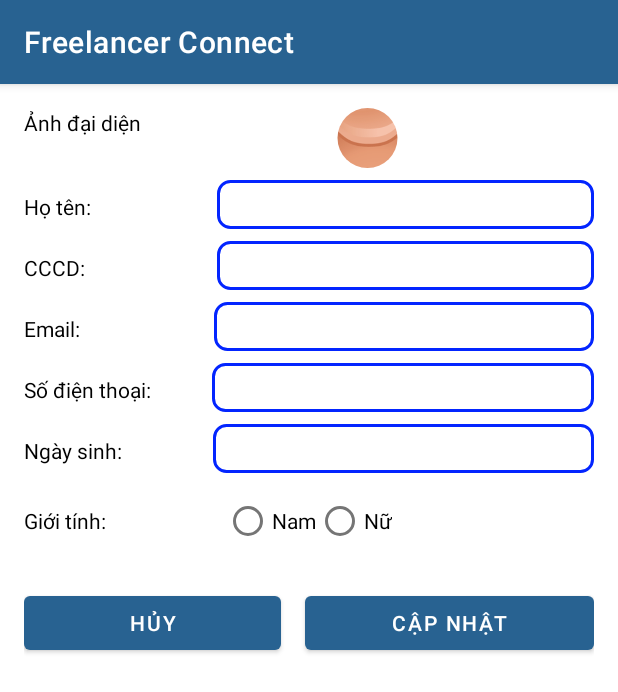
After one commit to Duynguyen162/Freelancer_Connect, an Android app: the EditUserActivity screen opened directly, with no data from a screen before it, on a phone screen of 412 x 824 dp. The commit adds this screen. Shown: the top 692 px of the screen. Run offline under Robolectric (Android 15) with nearby library versions, the phone set to English and light mode, and no system bars; our stand-ins replace CircleImageView.

Commit message:
Thêm giao diện cập nhật thông tin người dùng

```diff
--- a/app/src/main/java/com/example/freelancer_connect/CustomerActivity.java
+++ b/app/src/main/java/com/example/freelancer_connect/CustomerActivity.java
@@ -40,7 +40,7 @@ public class CustomerActivity extends AppCompatActivity {
             }
             return true;
         });
-        ViewCompat.setOnApplyWindowInsetsListener(findViewById(R.id.main), (v, insets) -> {
+        ViewCompat.setOnApplyWindowInsetsListener(findViewById(R.id.layout_customer), (v, insets) -> {
             Insets systemBars = insets.getInsets(WindowInsetsCompat.Type.systemBars());
             v.setPadding(systemBars.left, systemBars.top, systemBars.right, systemBars.bottom);
             return insets;
--- a/app/src/main/java/com/example/freelancer_connect/HomeAdminActivity.java
+++ b/app/src/main/java/com/example/freelancer_connect/HomeAdminActivity.java
@@ -19,7 +19,7 @@ public class HomeAdminActivity extends AppCompatActivity {
         super.onCreate(savedInstanceState);
         EdgeToEdge.enable(this);
         setContentView(R.layout.activity_home_admin);
-        ViewCompat.setOnApplyWindowInsetsListener(findViewById(R.id.main), (v, insets) -> {
+        ViewCompat.setOnApplyWindowInsetsListener(findViewById(R.id.activity_edit_user), (v, insets) -> {
             Insets systemBars = insets.getInsets(WindowInsetsCompat.Type.systemBars());
             v.setPadding(systemBars.left, systemBars.top, systemBars.right, systemBars.bottom);
             return insets;
--- a/app/src/main/java/com/example/freelancer_connect/LoginActivity.java
+++ b/app/src/main/java/com/example/freelancer_connect/LoginActivity.java
@@ -43,6 +43,5 @@ public class LoginActivity extends AppCompatActivity {
             Intent intent = new Intent(this ,HomeAdminActivity.class);
             startActivity(intent);
         });
-
     }
 }
--- a/app/src/main/java/com/example/freelancer_connect/RegisterActivity.java
+++ b/app/src/main/java/com/example/freelancer_connect/RegisterActivity.java
@@ -18,7 +18,7 @@ public class RegisterActivity extends AppCompatActivity {
         super.onCreate(savedInstanceState);
         EdgeToEdge.enable(this);
         setContentView(R.layout.activity_register);
-        ViewCompat.setOnApplyWindowInsetsListener(findViewById(R.id.main), (v, insets) -> {
+        ViewCompat.setOnApplyWindowInsetsListener(findViewById(R.id.activity_edit_user), (v, insets) -> {
             Insets systemBars = insets.getInsets(WindowInsetsCompat.Type.systemBars());
             v.setPadding(systemBars.left, systemBars.top, systemBars.right, systemBars.bottom);
             return insets;
--- a/app/src/main/java/com/example/freelancer_connect/home_page/HomeFragment.java
+++ b/app/src/main/java/com/example/freelancer_connect/home_page/HomeFragment.java
@@ -15,17 +15,14 @@ import android.view.ViewGroup;
 
 import androidx.annotation.NonNull;
 import androidx.annotation.Nullable;
-import androidx.appcompat.app.AppCompatActivity;
 import androidx.appcompat.widget.SearchView;
-import androidx.appcompat.widget.Toolbar;
-import androidx.core.view.MenuItemCompat;
 import androidx.core.view.MenuProvider;
 import androidx.fragment.app.Fragment;
 import androidx.recyclerview.widget.GridLayoutManager;
-import androidx.recyclerview.widget.LinearLayoutManager;
 import androidx.recyclerview.widget.RecyclerView;
 
 import com.example.freelancer_connect.R;
+import com.example.freelancer_connect.provider.IClickItemProviderListener;
 import com.example.freelancer_connect.provider.Provider;
 import com.example.freelancer_connect.provider.ProviderAdapter;
 import com.example.freelancer_connect.provider.ProviderDetailInfo;
@@ -49,14 +46,15 @@ public class HomeFragment extends Fragment implements MenuProvider {
                              Bundle savedInstanceState) {
         // Inflate the layout for this fragment
         View rootView = inflater.inflate(R.layout.fragment_home, container, false);
-
-
-
         homeRecyclerView = rootView.findViewById(R.id.recycler_view_provider_item);
         GridLayoutManager gridLayoutManager = new GridLayoutManager(getContext(), 2);
-        LinearLayoutManager linearLayoutManager = new LinearLayoutManager(getContext(), LinearLayoutManager.VERTICAL, false);
         homeRecyclerView.setLayoutManager(gridLayoutManager);
-        providerAdapter = new ProviderAdapter(getContext(), getListProvider());
+        providerAdapter = new ProviderAdapter(getListProvider(), new IClickItemProviderListener() {
+            @Override
+            public void onClickItemProvider(Provider provider) {
+                onClickGoToProviderDetail(provider);
+            }
+        });
         homeRecyclerView.setAdapter(providerAdapter);
         return rootView;
     }
@@ -75,12 +73,6 @@ public class HomeFragment extends Fragment implements MenuProvider {
         list.add(new Provider(R.drawable.img_user, "Trang điểm", "500.000đ", "Đã được thuê: 500", "5"));
 
         return list;
-    }
-
-    private void onItemClick(Provider provider) {
-        Intent intent = new Intent(getContext(), ProviderDetailInfo.class);
-        intent.putExtra("EXTRA_DATA_KEY", provider.getPrice()); // Truyền dữ liệu đi kèm nếu cần
-        startActivity(intent);
     }
 
     @Override
@@ -121,4 +113,13 @@ public class HomeFragment extends Fragment implements MenuProvider {
         });
         super.onCreateOptionsMenu(menu, inflater);
     }
+
+    private void onClickGoToProviderDetail(Provider provider) {
+        Intent intent = new Intent(getContext(), ProviderDetailInfo.class);
+        Bundle bundle = new Bundle();
+        bundle.putSerializable("object_provider", provider);
+        intent.putExtras(bundle);
+        startActivity(intent);
+    }
+
 }
--- /dev/null
+++ b/app/src/main/java/com/example/freelancer_connect/provider/IClickItemProviderListener.java
@@ -0,0 +1,5 @@
+package com.example.freelancer_connect.provider;
+
+public interface IClickItemProviderListener {
+    void onClickItemProvider(Provider provider);
+}
--- a/app/src/main/java/com/example/freelancer_connect/provider/ProviderAdapter.java
+++ b/app/src/main/java/com/example/freelancer_connect/provider/ProviderAdapter.java
@@ -1,8 +1,5 @@
 package com.example.freelancer_connect.provider;
 
-import android.content.Context;
-import android.content.Intent;
-import android.os.Bundle;
 import android.view.LayoutInflater;
 import android.view.View;
 import android.view.ViewGroup;
@@ -21,14 +18,14 @@ import java.util.ArrayList;
 import java.util.List;
 
 public class ProviderAdapter extends RecyclerView.Adapter<ProviderAdapter.ProviderViewHolder> implements Filterable{
-    private Context mContext;
     private List<Provider> mListProvider;
     private List<Provider> mListProviderOld;
+    private IClickItemProviderListener iClickItemProviderListener;
 
-    public ProviderAdapter(Context mContext, List<Provider> mListProvider) {
-        this.mContext = mContext;
+    public ProviderAdapter(List<Provider> mListProvider, IClickItemProviderListener iClickItemProviderListener) {
         this.mListProvider = mListProvider;
         this.mListProviderOld = mListProvider;
+        this.iClickItemProviderListener = iClickItemProviderListener;
     }
 
 
@@ -53,7 +50,7 @@ public class ProviderAdapter extends RecyclerView.Adapter<ProviderAdapter.Provid
         holder.providerCardView.setOnClickListener(new View.OnClickListener() {
             @Override
             public void onClick(View v) {
-                onClickGoToDeTail(provider);
+                iClickItemProviderListener.onClickItemProvider(provider);
             }
         });
     }
@@ -66,13 +63,6 @@ public class ProviderAdapter extends RecyclerView.Adapter<ProviderAdapter.Provid
         return 0;
     }
 
-    private void onClickGoToDeTail(Provider provider) {
-        Intent intent = new Intent(mContext, ProviderDetailInfo.class);
-        Bundle bundle = new Bundle();
-        bundle.putSerializable("object_provider", provider);
-        intent.putExtras(bundle);
-        mContext.startActivity(intent);
-    }
 
     @Override
     public Filter getFilter() {
--- a/app/src/main/java/com/example/freelancer_connect/provider/ProviderDetailInfo.java
+++ b/app/src/main/java/com/example/freelancer_connect/provider/ProviderDetailInfo.java
@@ -30,7 +30,7 @@ public class ProviderDetailInfo extends AppCompatActivity {
         super.onCreate(savedInstanceState);
         EdgeToEdge.enable(this);
         setContentView(R.layout.activity_provider_detail_info);
-        ViewCompat.setOnApplyWindowInsetsListener(findViewById(R.id.main), (v, insets) -> {
+        ViewCompat.setOnApplyWindowInsetsListener(findViewById(R.id.activity_edit_user), (v, insets) -> {
             Insets systemBars = insets.getInsets(WindowInsetsCompat.Type.systemBars());
             v.setPadding(systemBars.left, systemBars.top, systemBars.right, systemBars.bottom);
             return insets;
--- /dev/null
+++ b/app/src/main/java/com/example/freelancer_connect/user/EditUserActivity.java
@@ -0,0 +1,37 @@
+package com.example.freelancer_connect.user;
+
+import android.content.Intent;
+import android.os.Bundle;
+import android.view.View;
+import android.widget.Button;
+
+import androidx.activity.EdgeToEdge;
+import androidx.appcompat.app.AppCompatActivity;
+import androidx.core.graphics.Insets;
+import androidx.core.view.ViewCompat;
+import androidx.core.view.WindowInsetsCompat;
+
+import com.example.freelancer_connect.CustomerActivity;
+import com.example.freelancer_connect.R;
+
+public class EditUserActivity extends AppCompatActivity {
+    private Button btnUpdate, btnCancel;
+    @Override
+    protected void onCreate(Bundle savedInstanceState) {
+        super.onCreate(savedInstanceState);
+        EdgeToEdge.enable(this);
+        setContentView(R.layout.activity_edit_user);
+        ViewCompat.setOnApplyWindowInsetsListener(findViewById(R.id.activity_edit_user), (v, insets) -> {
+            Insets systemBars = insets.getInsets(WindowInsetsCompat.Type.systemBars());
+            v.setPadding(systemBars.left, systemBars.top, systemBars.right, systemBars.bottom);
+            return insets;
+        });
+        btnCancel = findViewById(R.id.edit_user_button_cancel);
+        btnCancel.setOnClickListener(new View.OnClickListener() {
+            @Override
+            public void onClick(View v) {
+                finish();
+            }
+        });
+    }
+}
--- /dev/null
+++ b/app/src/main/java/com/example/freelancer_connect/user/ManageServiceActivity.java
@@ -0,0 +1,26 @@
+package com.example.freelancer_connect.user;
+
+import android.os.Bundle;
+
+import androidx.activity.EdgeToEdge;
+import androidx.appcompat.app.AppCompatActivity;
+import androidx.core.graphics.Insets;
+import androidx.core.view.ViewCompat;
+import androidx.core.view.WindowInsetsCompat;
+
+import com.example.freelancer_connect.R;
+
+public class ManageServiceActivity extends AppCompatActivity {
+
+    @Override
+    protected void onCreate(Bundle savedInstanceState) {
+        super.onCreate(savedInstanceState);
+        EdgeToEdge.enable(this);
+        setContentView(R.layout.activity_manage_service);
+        ViewCompat.setOnApplyWindowInsetsListener(findViewById(R.id.main), (v, insets) -> {
+            Insets systemBars = insets.getInsets(WindowInsetsCompat.Type.systemBars());
+            v.setPadding(systemBars.left, systemBars.top, systemBars.right, systemBars.bottom);
+            return insets;
+        });
+    }
+}
--- a/app/src/main/java/com/example/freelancer_connect/user/UserFragment.java
+++ b/app/src/main/java/com/example/freelancer_connect/user/UserFragment.java
@@ -23,7 +23,7 @@ public class UserFragment extends Fragment {
     private EditText edtLoginName, edtID, edtEmail, edtPhone, edtDOB;
     private RadioGroup rdGender;
     private RadioButton rbMale, rbFemale;
-    private LinearLayout btnLogOut;
+    private LinearLayout btnLogOut, btnEdit;
 
 
     public UserFragment() {
@@ -51,6 +51,7 @@ public class UserFragment extends Fragment {
         rbMale = rootView.findViewById(R.id.user_radio_button_male);
         rbFemale = rootView.findViewById(R.id.user_radio_button_female);
         btnLogOut = rootView.findViewById(R.id.user_button_logout);
+        btnEdit = rootView.findViewById(R.id.user_button_edit_profile);
         return rootView;
     }
 
@@ -79,5 +80,12 @@ public class UserFragment extends Fragment {
                 startActivity(intent);
             }
         });
+        btnEdit.setOnClickListener(new View.OnClickListener() {
+            @Override
+            public void onClick(View v) {
+                Intent intent = new Intent(getActivity(), EditUserActivity.class);
+                startActivity(intent);
+            }
+        });
     }
 }
--- a/app/src/main/res/layout/activity_customer.xml
+++ b/app/src/main/res/layout/activity_customer.xml
@@ -2,7 +2,7 @@
 <androidx.coordinatorlayout.widget.CoordinatorLayout xmlns:android="http://schemas.android.com/apk/res/android"
     xmlns:app="http://schemas.android.com/apk/res-auto"
     xmlns:tools="http://schemas.android.com/tools"
-    android:id="@+id/main"
+    android:id="@+id/layout_customer"
     android:layout_width="match_parent"
     android:layout_height="match_parent"
     tools:context=".CustomerActivity"
--- /dev/null
+++ b/app/src/main/res/layout/activity_edit_user.xml
@@ -0,0 +1,245 @@
+<?xml version="1.0" encoding="utf-8"?>
+<LinearLayout xmlns:android="http://schemas.android.com/apk/res/android"
+    xmlns:app="http://schemas.android.com/apk/res-auto"
+    xmlns:tools="http://schemas.android.com/tools"
+    android:id="@+id/activity_edit_user"
+    android:layout_width="match_parent"
+    android:layout_height="match_parent"
+    android:orientation="vertical"
+    tools:context=".user.EditUserActivity"
+    android:layout_marginTop="16dp">
+
+    <LinearLayout
+        android:layout_width="match_parent"
+        android:layout_height="wrap_content"
+        android:layout_marginBottom="8dp"
+        android:orientation="horizontal"
+        android:layout_marginStart="16dp"
+        android:layout_marginEnd="16dp">
+
+        <TextView
+            android:id="@+id/textView"
+            android:layout_width="wrap_content"
+            android:layout_height="wrap_content"
+            android:layout_weight="0"
+            android:text="Ảnh đại diện"
+            android:textColor="@color/black"
+            android:textSize="14sp" />
+
+        <de.hdodenhof.circleimageview.CircleImageView
+            android:layout_width="40dp"
+            android:layout_height="40dp"
+            android:layout_weight="1"
+            android:src="@drawable/img_user" />
+
+    </LinearLayout>
+
+    <LinearLayout
+        android:layout_width="match_parent"
+        android:layout_height="wrap_content"
+        android:layout_marginBottom="8dp"
+        android:layout_weight="0"
+        android:orientation="horizontal"
+        android:layout_marginStart="16dp"
+        android:layout_marginEnd="16dp">
+
+        <TextView
+            android:id="@+id/textView3"
+            android:layout_width="wrap_content"
+            android:layout_height="wrap_content"
+            android:layout_weight="1"
+            android:text="Họ tên:              "
+            android:textColor="@color/black"
+            android:textSize="14sp" />
+
+        <EditText
+            android:id="@+id/editTextText3"
+            android:layout_width="wrap_content"
+            android:layout_height="wrap_content"
+            android:layout_weight="1"
+            android:background="@drawable/edittext_border"
+            android:ems="10"
+            android:inputType="text"
+            android:padding="4dp" />
+    </LinearLayout>
+
+    <LinearLayout
+        android:layout_width="match_parent"
+        android:layout_height="wrap_content"
+        android:layout_marginBottom="8dp"
+        android:orientation="horizontal"
+        android:layout_marginStart="16dp"
+        android:layout_marginEnd="16dp">
+
+        <TextView
+            android:id="@+id/textView4"
+            android:layout_width="wrap_content"
+            android:layout_height="wrap_content"
+            android:layout_weight="1"
+            android:text="CCCD:               "
+            android:textColor="@color/black"
+            android:textSize="14sp" />
+
+        <EditText
+            android:id="@+id/editTextText4"
+            android:layout_width="wrap_content"
+            android:layout_height="wrap_content"
+            android:layout_weight="1"
+            android:background="@drawable/edittext_border"
+            android:ems="10"
+            android:inputType="text"
+            android:padding="4dp" />
+
+    </LinearLayout>
+
+    <LinearLayout
+        android:layout_width="match_parent"
+        android:layout_height="wrap_content"
+        android:layout_marginBottom="8dp"
+        android:orientation="horizontal"
+        android:layout_marginStart="16dp"
+        android:layout_marginEnd="16dp">
+
+        <TextView
+            android:id="@+id/textView5"
+            android:layout_width="wrap_content"
+            android:layout_height="wrap_content"
+            android:layout_weight="1"
+            android:text="Email:               "
+            android:textColor="@color/black"
+            android:textSize="14sp" />
+
+        <EditText
+            android:id="@+id/editTextText5"
+            android:layout_width="wrap_content"
+            android:layout_height="wrap_content"
+            android:layout_weight="1"
+            android:background="@drawable/edittext_border"
+            android:ems="10"
+            android:inputType="text"
+            android:padding="4dp" />
+    </LinearLayout>
+
+    <LinearLayout
+        android:layout_width="match_parent"
+        android:layout_height="wrap_content"
+        android:layout_marginBottom="8dp"
+        android:orientation="horizontal"
+        android:layout_marginStart="16dp"
+        android:layout_marginEnd="16dp">
+
+        <TextView
+            android:id="@+id/textView6"
+            android:layout_width="wrap_content"
+            android:layout_height="wrap_content"
+            android:layout_weight="1"
+            android:text="Số điện thoại:"
+            android:textColor="@color/black"
+            android:textSize="14sp" />
+
+        <EditText
+            android:id="@+id/editTextText6"
+            android:layout_width="wrap_content"
+            android:layout_height="wrap_content"
+            android:layout_weight="1"
+            android:background="@drawable/edittext_border"
+            android:ems="10"
+            android:inputType="text"
+            android:padding="4dp" />
+    </LinearLayout>
+
+    <LinearLayout
+        android:layout_width="match_parent"
+        android:layout_height="wrap_content"
+        android:layout_marginBottom="8dp"
+        android:orientation="horizontal"
+        android:layout_marginStart="16dp"
+        android:layout_marginEnd="16dp">
+
+        <TextView
+            android:id="@+id/textView7"
+            android:layout_width="wrap_content"
+            android:layout_height="wrap_content"
+            android:layout_weight="1"
+            android:text="Ngày sinh:      "
+            android:textColor="@color/black"
+            android:textSize="14sp" />
+
+        <EditText
+            android:id="@+id/editTextText7"
+            android:layout_width="wrap_content"
+            android:layout_height="wrap_content"
+            android:layout_weight="1"
+            android:background="@drawable/edittext_border"
+            android:ems="10"
+            android:inputType="text"
+            android:padding="4dp" />
+    </LinearLayout>
+
+    <LinearLayout
+        android:layout_width="match_parent"
+        android:layout_height="wrap_content"
+        android:layout_marginBottom="8dp"
+        android:orientation="horizontal"
+        android:layout_marginStart="16dp"
+        android:layout_marginEnd="16dp">
+
+        <TextView
+            android:id="@+id/textView8"
+            android:layout_width="wrap_content"
+            android:layout_height="wrap_content"
+            android:layout_gravity="center"
+
+            android:layout_weight="1"
+            android:text="Giới tính:"
+            android:textColor="@color/black"
+            android:textSize="14sp" />
+
+        <RadioGroup
+            android:layout_width="wrap_content"
+            android:layout_height="wrap_content"
+            android:layout_marginEnd="55dp"
+            android:layout_weight="1"
+            android:orientation="horizontal">
+
+            <RadioButton
+                android:id="@+id/radioButton"
+                android:layout_width="wrap_content"
+                android:layout_height="wrap_content"
+                android:text="Nam" />
+
+            <RadioButton
+                android:id="@+id/radioButton2"
+                android:layout_width="wrap_content"
+                android:layout_height="wrap_content"
+                android:text="Nữ" />
+        </RadioGroup>
+
+    </LinearLayout>
+
+    <LinearLayout
+        android:layout_width="match_parent"
+        android:layout_height="match_parent"
+        android:layout_marginTop="12dp"
+        android:orientation="horizontal"
+        android:layout_marginStart="16dp"
+        android:layout_marginEnd="16dp">
+
+        <Button
+            android:id="@+id/edit_user_button_cancel"
+            android:layout_width="wrap_content"
+            android:layout_height="wrap_content"
+            android:layout_marginEnd="8dp"
+            android:layout_weight="1"
+            android:text="Hủy" />
+
+        <Button
+            android:id="@+id/edit_user_button_update"
+            android:layout_width="wrap_content"
+            android:layout_height="wrap_content"
+            android:layout_marginStart="8dp"
+            android:layout_weight="1"
+            android:text="Cập nhật" />
+    </LinearLayout>
+
+</LinearLayout>
--- a/app/src/main/res/layout/activity_home_admin.xml
+++ b/app/src/main/res/layout/activity_home_admin.xml
@@ -2,7 +2,7 @@
 <androidx.constraintlayout.widget.ConstraintLayout xmlns:android="http://schemas.android.com/apk/res/android"
     xmlns:app="http://schemas.android.com/apk/res-auto"
     xmlns:tools="http://schemas.android.com/tools"
-    android:id="@+id/main"
+    android:id="@+id/activity_edit_user"
     android:layout_width="match_parent"
     android:layout_height="match_parent"
     tools:context=".HomeAdminActivity">
--- /dev/null
+++ b/app/src/main/res/layout/activity_manage_service.xml
@@ -0,0 +1,10 @@
+<?xml version="1.0" encoding="utf-8"?>
+<androidx.constraintlayout.widget.ConstraintLayout xmlns:android="http://schemas.android.com/apk/res/android"
+    xmlns:app="http://schemas.android.com/apk/res-auto"
+    xmlns:tools="http://schemas.android.com/tools"
+    android:id="@+id/main"
+    android:layout_width="match_parent"
+    android:layout_height="match_parent"
+    tools:context=".user.ManageServiceActivity">
+
+</androidx.constraintlayout.widget.ConstraintLayout>
--- a/app/src/main/res/layout/activity_provider_detail_info.xml
+++ b/app/src/main/res/layout/activity_provider_detail_info.xml
@@ -2,7 +2,7 @@
 <RelativeLayout xmlns:android="http://schemas.android.com/apk/res/android"
     xmlns:app="http://schemas.android.com/apk/res-auto"
     xmlns:tools="http://schemas.android.com/tools"
-    android:id="@+id/main"
+    android:id="@+id/activity_edit_user"
     android:layout_width="match_parent"
     android:layout_height="match_parent"
     android:orientation="vertical"
--- a/app/src/main/res/layout/activity_register.xml
+++ b/app/src/main/res/layout/activity_register.xml
@@ -2,7 +2,7 @@
 <androidx.constraintlayout.widget.ConstraintLayout
     xmlns:android="http://schemas.android.com/apk/res/android"
     xmlns:app="http://schemas.android.com/apk/res-auto"
-    android:id="@+id/main"
+    android:id="@+id/activity_edit_user"
     android:layout_width="match_parent"
     android:layout_height="match_parent"
     android:background="#ffffff">
--- a/app/src/main/res/layout/item_provider.xml
+++ b/app/src/main/res/layout/item_provider.xml
@@ -10,6 +10,7 @@
     android:layout_marginEnd="10dp">
 
     <RelativeLayout
+        android:id="@+id/item_provider_layout"
         android:layout_width="match_parent"
         android:layout_height="wrap_content"
         android:padding="10dp">
```
Also changed, not shown: app/src/main/AndroidManifest.xml (+9 -0 lines).
